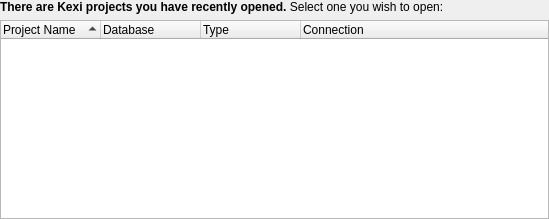
The window that src/widget/KexiProjectSelector.ui (KDE/kexi) describes before a commit, drawn with Qt 5.
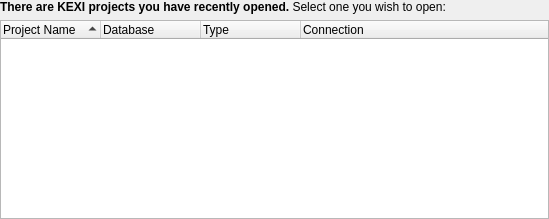
The same window after the commit.

Commit message:
Kexi -> KEXI globally, KEXI_APP_NAME -> QApplication::applicationDisplayName()
Summary:
{F5727117}

FIXED-IN:3.2.0

Reviewers: piggz

Reviewed By: piggz

Tags: #kexi

The edit to the form file:
```diff
--- a/src/widget/KexiProjectSelector.ui
+++ b/src/widget/KexiProjectSelector.ui
@@ -29,7 +29,7 @@
       </sizepolicy>
      </property>
      <property name="text">
-      <string>&lt;b&gt;There are Kexi projects you have recently opened.&lt;/b&gt; Select one you wish to open:
+      <string>&lt;b&gt;There are KEXI projects you have recently opened.&lt;/b&gt; Select one you wish to open:
 </string>
      </property>
      <property name="alignment">
```
The commit also changes 59 other files.
